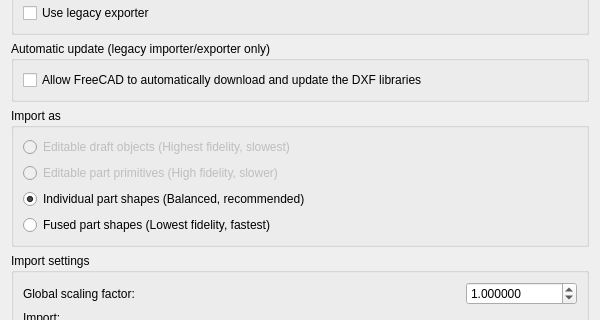
The window that src/Mod/Draft/Resources/ui/preferences-dxf.ui (southseact-3d/fcd) describes before a commit, drawn with Qt 5; both pictures show x 0 to 600 and y 89 to 409 of the 600 by 880 pixel window.
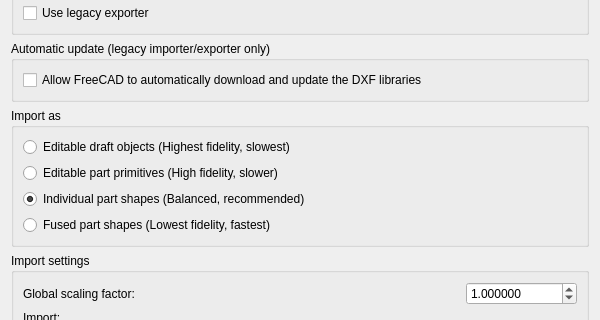
The same window after the commit. Custom widgets are drawn as their Qt base class.

```diff
--- a/src/Mod/Draft/Resources/ui/preferences-dxf.ui
+++ b/src/Mod/Draft/Resources/ui/preferences-dxf.ui
@@ -111,7 +111,7 @@
       <item>
        <widget class="Gui::PrefRadioButton" name="radio_ImportAs_Draft">
         <property name="enabled">
-         <bool>false</bool>
+         <bool>true</bool>
         </property>
         <property name="toolTip">
          <string>Creates fully parametric Draft objects. Block definitions are imported as
@@ -139,7 +139,7 @@
       <item>
        <widget class="Gui::PrefRadioButton" name="radio_ImportAs_Primitives">
         <property name="enabled">
-         <bool>false</bool>
+         <bool>true</bool>
         </property>
         <property name="toolTip">
          <string>Creates parametric Part objects (e.g., Part::Line, Part::Circle). Block
```
Left out of the diff: 14 changed lines with no effect on the pictures.
